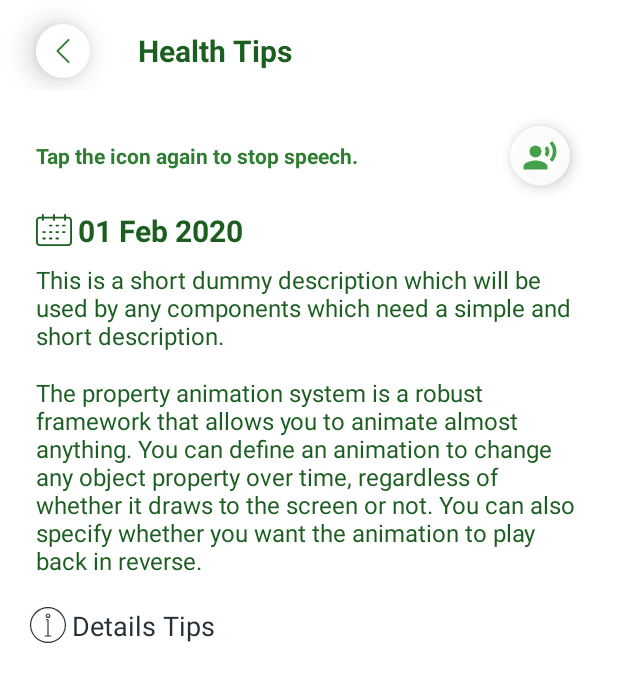
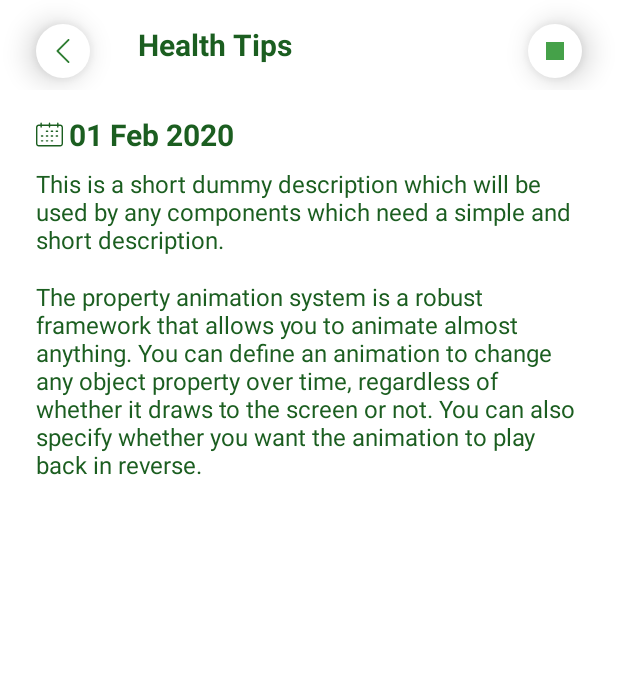
Before and after one commit to traversebd/calorie_hunter, an Android app: the HealthTipsDetailsActivity screen opened directly, with no data from a screen before it, after a tap on an icon or button, on a phone screen of 412 x 824 dp. Shown: the top 682 px of the screen. Run offline under Robolectric (Android 15) with nearby library versions, the phone set to English and light mode, and no system bars; 1 statement that could not run was skipped.

Commit message:
health tips item details done

```diff
--- a/app/src/main/java/com/traversebd/calorie_hunter/activities/healthtips/HealthTipsDetailsActivity.java
+++ b/app/src/main/java/com/traversebd/calorie_hunter/activities/healthtips/HealthTipsDetailsActivity.java
@@ -11,6 +11,7 @@ import android.os.Bundle;
 import android.speech.tts.TextToSpeech;
 import android.view.View;
 import android.widget.ImageView;
+import android.widget.LinearLayout;
 import android.widget.TextView;
 import android.widget.Toast;
 import com.traversebd.calorie_hunter.R;
@@ -22,11 +23,12 @@ import java.util.Locale;
 public class HealthTipsDetailsActivity extends AppCompatActivity {
 
     private ImageView listenIcon;
-    private TextView listenHint,collectionDate, description, shortDescription;
+    private TextView collectionDate, description, shortDescription;
     private TextToSpeech textToSpeech;
     private boolean isTextToSpeechOn = false;
     private RecyclerView allHealthTipsRecycler;
     private HealthTips healthTips;
+    private LinearLayout detailsTipsLayout;
 
     @Override
     protected void onCreate(Bundle savedInstanceState) {
@@ -54,11 +56,11 @@ public class HealthTipsDetailsActivity extends AppCompatActivity {
     //region all init operation
     private void init() {
         listenIcon = findViewById(R.id.listenIcon);
-        listenHint = findViewById(R.id.listenHint);
         allHealthTipsRecycler = findViewById(R.id.detailTipsRecycler);
         collectionDate = findViewById(R.id.CollectionDate);
         shortDescription = findViewById(R.id.ShortDescription);
         description = findViewById(R.id.Description);
+        detailsTipsLayout = findViewById(R.id.detailsTipsLayout);
     }
     //endregion
 
@@ -94,7 +96,12 @@ public class HealthTipsDetailsActivity extends AppCompatActivity {
         //endregion
 
         //region call detailed recycler adapter
-        setDetailsRecycler();
+        if (getCommaSeparatedItems() != null && getCommaSeparatedItems().length > 0) {
+            setDetailsRecycler();
+        }
+        else{
+            detailsTipsLayout.setVisibility(View.GONE);
+        }
         //endregion
     }
     //endregion
@@ -113,7 +120,7 @@ public class HealthTipsDetailsActivity extends AppCompatActivity {
         String[] extraDetails = null;
 
         if (healthTips.getDetailsTips() != null){
-            extraDetails = healthTips.getDetailsTips().split(".");
+            extraDetails = healthTips.getDetailsTips().split(";");
         }
         return extraDetails;
     }
@@ -135,9 +142,7 @@ public class HealthTipsDetailsActivity extends AppCompatActivity {
             } else {
                 ttsUnder20(text);
             }
-            listenIcon.setImageDrawable(ContextCompat.getDrawable(this,R.drawable.ic_stop));
-            listenHint.setText(getString(R.string.tap_again_to_stop));
-            listenIcon.setImageDrawable(ContextCompat.getDrawable(this,R.drawable.ic_record_voice_over));
+            listenIcon.setImageResource(R.drawable.ic_stop);
             isTextToSpeechOn = true;
             Toast.makeText(getApplicationContext(), "Text to Speech Started", Toast.LENGTH_SHORT).show();
         }
--- a/app/src/main/java/com/traversebd/calorie_hunter/db/MasterDB.java
+++ b/app/src/main/java/com/traversebd/calorie_hunter/db/MasterDB.java
@@ -99,24 +99,24 @@ public abstract class MasterDB extends RoomDatabase {
             healthTipsDao.insert(new HealthTips("Eat a variety of foods ","22-Jun-2020","For good health, we need more than 40 different nutrients, " +
                     "and no single food can supply them all.","For good health, we need more than 40 different nutrients, and no single food can supply them all. " +
                     "It is not about a single meal, it is about a balanced food choice over time that will make a difference!",
-                    "A high-fat lunch could be followed by a low-fat dinner.After a large meat portion at dinner, perhaps fish should be the next day’s choice?"));
+                    "A high-fat lunch could be followed by a low-fat dinner.;After a large meat portion at dinner, perhaps fish should be the next day’s choice?"));
             healthTipsDao.insert(new HealthTips("Reduce salt and sugar intake","20-Aug-2019","A high salt intake can result in high blood pressure, and " +
-                    "increase the risk of cardiovascular disease.","A high salt intake can result in high blood pressure, and increase the risk of cardiovascular disease. " +
-                    "There are different ways to reduce salt in the diet",
-                    "When shopping, we could choose products with lower sodium content.When cooking, salt can be substituted with spices, increasing the variety of flavours and tastes."));
+                    "increase the risk of cardiovascular disease.","A high salt intake can result in high blood pressure, and increase the risk of cardiovascular disease.;" +
+                    "There are different ways to reduce salt in the diet.",
+                    "When shopping, we could choose products with lower sodium content.;When cooking, salt can be substituted with spices, increasing the variety of flavours and tastes."));
             healthTipsDao.insert(new HealthTips("Eat regularly, control the portion size","10-Sep-2019","Eating a variety of foods, regularly, and in the right amounts" +
                     " is the best formula for a healthy diet.","Paying attention to portion size will help us not to consume too much calories, and will allow us to eat all the foods we enjoy, " +
-                    "without having to eliminate any.","Cooking the right amount makes it easier to not overeat.Some reasonable serving sizes are: 100 g of meat; one medium piece of fruit; " +
+                    "without having to eliminate any.","Cooking the right amount makes it easier to not overeat.;Some reasonable serving sizes are: 100 g of meat one medium piece of fruit " +
                     "half a cup of raw pasta."));
             healthTipsDao.insert(new HealthTips("Drink plenty of fluids","02-July-2020","Adults need to drink at least 1.5 litres of fluid a day!",
                     "Water is the best source, of course, and we can use tap or mineral water, sparkling or non-sparkling, plain or flavoured. Fruit juices, " +
-                            "tea, soft drinks, milk and other drinks, can all be okay - from time to time.","It's important for your body to have plenty of fluids each day." +
+                            "tea, soft drinks, milk and other drinks, can all be okay - from time to time.","It's important for your body to have plenty of fluids each day.;" +
                     "Water helps you digest your food, absorb nutrients from food, and then get rid of the unused waste."));
             healthTipsDao.insert(new HealthTips("Maintain a healthy body weight","08-May-2019","The right weight for each us depends on factors like our " +
                     "gender, height, age, and genes.","The right weight for each us depends on factors like our gender, height, age, and genes. Being affected by obesity and " +
                     "overweight increases the risks of a wide range of diseases, including diabetes, heart diseases, and cancer.",
                     "Excess body fat comes from eating more than we need.The extra calories can come from any caloric nutrient - " +
-                            "protein, fat, carbohydrate, or alcohol, but fat is the most concentrated source of energy."));
+                            "protein, fat, carbohydrate, or alcohol.;Fat is the most concentrated source of energy."));
             //endregion
             return null;
         }
--- a/app/src/main/res/drawable/ic_calendar_date.xml
+++ b/app/src/main/res/drawable/ic_calendar_date.xml
@@ -1,5 +1,5 @@
-<vector android:height="24dp" android:viewportHeight="383.9"
-    android:viewportWidth="383.9" android:width="24dp" xmlns:android="http://schemas.android.com/apk/res/android">
+<vector android:height="18dp" android:viewportHeight="383.9"
+    android:viewportWidth="383.9" android:width="18dp" xmlns:android="http://schemas.android.com/apk/res/android">
     <path android:fillColor="#FF000000" android:pathData="M344.1,50H320V30.9c0,-5.5 -4.5,-10 -10,-10s-10,4.5 -10,10V50h-98V30.9c0,-5.5 -4.5,-10 -10,-10s-10,4.5 -10,10V50H83V30.9c0,-5.5 -4.5,-10 -10,-10s-10,4.5 -10,10V50H39.9C17.9,50 0,68.5 0,90.5V323c0,22.1 17.8,40 39.9,40H344c22.1,0 39.9,-17.9 39.9,-39.9V90.5C384,68.5 366.1,50 344.1,50zM364,323c0,11 -8.8,19.9 -19.8,20h-0.1H39.9c-11,0 -19.9,-8.9 -19.9,-19.9V323V90.5C20,79.4 28.9,70 39.9,70H63v14.5c0,5.5 4.5,10 10,10s10,-4.5 10,-10V70h99v14.5c0,5.5 4.5,10 10,10s10,-4.5 10,-10V70h98v14.5c0,5.5 4.5,10 10,10s10,-4.5 10,-10V70h24.1c11.1,0 19.9,9.5 19.9,20.5V323z"/>
     <path android:fillColor="#FF000000" android:pathData="M165.7,135h-17.5c-5.5,0 -10,4.5 -10,10s4.5,10 10,10h17.5c5.5,0 10,-4.5 10,-10S171.2,135 165.7,135z"/>
     <path android:fillColor="#FF000000" android:pathData="M235.3,135h-17.5c-5.5,0 -10,4.5 -10,10s4.5,10 10,10h17.5c5.5,0 10,-4.5 10,-10S240.9,135 235.3,135z"/>
--- a/app/src/main/res/drawable/ic_detailed_info.xml
+++ b/app/src/main/res/drawable/ic_detailed_info.xml
@@ -1,5 +1,5 @@
-<vector android:height="24dp" android:viewportHeight="496"
-    android:viewportWidth="496" android:width="24dp" xmlns:android="http://schemas.android.com/apk/res/android">
+<vector android:height="18dp" android:viewportHeight="496"
+    android:viewportWidth="496" android:width="18dp" xmlns:android="http://schemas.android.com/apk/res/android">
     <path android:fillColor="#FF000000" android:pathData="M248,0C111.033,0 0,111.033 0,248s111.033,248 248,248s248,-111.033 248,-248C495.841,111.099 384.901,0.159 248,0zM248,480C119.87,480 16,376.13 16,248S119.87,16 248,16s232,103.87 232,232C479.859,376.072 376.072,479.859 248,480z"/>
     <path android:fillColor="#FF000000" android:pathData="M288,392h-32V176c0,-4.418 -3.582,-8 -8,-8h-24c-4.418,0 -8,3.582 -8,8s3.582,8 8,8h16v208h-32c-4.418,0 -8,3.582 -8,8s3.582,8 8,8h80c4.418,0 8,-3.582 8,-8S292.418,392 288,392z"/>
     <path android:fillColor="#FF000000" android:pathData="M248,88c-17.673,0 -32,14.327 -32,32s14.327,32 32,32c17.673,0 32,-14.327 32,-32S265.673,88 248,88zM248,136c-8.837,0 -16,-7.163 -16,-16s7.163,-16 16,-16s16,7.163 16,16S256.837,136 248,136z"/>
--- a/app/src/main/res/drawable/ic_record_voice_over.xml
+++ b/app/src/main/res/drawable/ic_record_voice_over.xml
@@ -1,6 +1,6 @@
 <vector android:alpha="0.99" android:height="24dp"
-    android:tint="#616161" android:viewportHeight="24.0"
+    android:tint="#2E7D32" android:viewportHeight="24.0"
     android:viewportWidth="24.0" android:width="24dp" xmlns:android="http://schemas.android.com/apk/res/android">
-    <path android:fillColor="#FF000000" android:pathData="M9,9m-4,0a4,4 0,1 1,8 0a4,4 0,1 1,-8 0"/>
-    <path android:fillColor="#FF000000" android:pathData="M9,15c-2.67,0 -8,1.34 -8,4v2h16v-2c0,-2.66 -5.33,-4 -8,-4zM16.76,5.36l-1.68,1.69c0.84,1.18 0.84,2.71 0,3.89l1.68,1.69c2.02,-2.02 2.02,-5.07 0,-7.27zM20.07,2l-1.63,1.63c2.77,3.02 2.77,7.56 0,10.74L20.07,16c3.9,-3.89 3.91,-9.95 0,-14z"/>
+    <path android:fillColor="#2E7D32" android:pathData="M9,9m-4,0a4,4 0,1 1,8 0a4,4 0,1 1,-8 0"/>
+    <path android:fillColor="#2E7D32" android:pathData="M9,15c-2.67,0 -8,1.34 -8,4v2h16v-2c0,-2.66 -5.33,-4 -8,-4zM16.76,5.36l-1.68,1.69c0.84,1.18 0.84,2.71 0,3.89l1.68,1.69c2.02,-2.02 2.02,-5.07 0,-7.27zM20.07,2l-1.63,1.63c2.77,3.02 2.77,7.56 0,10.74L20.07,16c3.9,-3.89 3.91,-9.95 0,-14z"/>
 </vector>
--- a/app/src/main/res/drawable/ic_stop.xml
+++ b/app/src/main/res/drawable/ic_stop.xml
@@ -1,5 +1,5 @@
 <vector android:alpha="0.99" android:height="24dp"
-    android:tint="#616161" android:viewportHeight="24.0"
+    android:tint="#43A047" android:viewportHeight="24.0"
     android:viewportWidth="24.0" android:width="24dp" xmlns:android="http://schemas.android.com/apk/res/android">
-    <path android:fillColor="#FF000000" android:pathData="M6,6h12v12H6z"/>
+    <path android:fillColor="#43A047" android:pathData="M6,6h12v12H6z"/>
 </vector>
--- a/app/src/main/res/layout/activity_health_tips_details.xml
+++ b/app/src/main/res/layout/activity_health_tips_details.xml
@@ -7,7 +7,7 @@
     android:background="@color/md_white_1000"
     tools:context=".activities.fooditems.FoodListActivity">
 
-    <LinearLayout
+    <RelativeLayout
         android:id="@+id/app_bar"
         android:layout_width="match_parent"
         android:layout_height="wrap_content"
@@ -15,6 +15,7 @@
         android:orientation="horizontal">
 
         <LinearLayout
+            android:id="@+id/backArrowLayout"
             android:layout_width="36dp"
             android:layout_height="36dp"
             android:layout_marginLeft="24dp"
@@ -37,19 +38,43 @@
 
         <TextView
             android:id="@+id/toolbarTitle"
-            android:layout_width="0dp"
+            android:layout_width="wrap_content"
             android:layout_height="wrap_content"
-            android:layout_weight="1"
+            android:layout_toRightOf="@id/backArrowLayout"
             android:text="@string/health_tips"
             android:layout_marginLeft="32dp"
             android:layout_marginRight="32dp"
             android:layout_marginTop="4dp"
             android:layout_gravity="center"
+            android:gravity="center"
+            android:layout_centerVertical="true"
             android:textSize="20sp"
             android:textStyle="bold"
             android:textColor="@color/md_green_900"/>
 
-    </LinearLayout>
+        <LinearLayout
+            android:layout_width="36dp"
+            android:layout_height="36dp"
+            android:layout_marginRight="24dp"
+            android:layout_marginTop="16dp"
+            android:layout_marginBottom="8dp"
+            android:layout_alignParentRight="true"
+            android:elevation="8dp"
+            android:orientation="vertical"
+            android:background="@drawable/a_roundbg"
+            android:translationZ="4dp">
+
+            <ImageView
+                android:id="@+id/listenIcon"
+                android:layout_width="32dp"
+                android:layout_height="32dp"
+                android:layout_gravity="center"
+                android:src="@drawable/ic_record_voice_over"
+                android:padding="4dp" />
+
+        </LinearLayout>
+
+    </RelativeLayout>
 
     <androidx.core.widget.NestedScrollView
         android:id="@+id/scrollView"
@@ -63,41 +88,6 @@
             android:layout_width="match_parent"
             android:layout_height="match_parent"
             android:orientation="vertical">
-
-            <RelativeLayout
-                android:layout_width="match_parent"
-                android:layout_height="wrap_content"
-                android:layout_marginLeft="24dp"
-                android:layout_marginRight="24dp"
-                android:layout_marginTop="8dp">
-
-                <TextView
-                    android:id="@+id/listenHint"
-                    android:layout_width="wrap_content"
-                    android:layout_height="wrap_content"
-                    android:text="@string/icon_click_listen"
-                    android:textColor="@color/md_green_800"
-                    android:textStyle="bold"
-                    android:layout_centerVertical="true"
-                    android:visibility="visible"
-                    android:paddingTop="4dp"
-                    android:paddingBottom="4dp"
-                    android:paddingRight="4dp"
-                    android:textSize="14sp"/>
-
-                <com.google.android.material.floatingactionbutton.FloatingActionButton
-                    android:id="@+id/listenIcon"
-                    android:clickable="true"
-                    android:layout_width="wrap_content"
-                    android:layout_height="wrap_content"
-                    android:layout_alignParentRight="true"
-                    android:layout_margin="8dp"
-                    android:tint="@color/md_green_600"
-                    android:src="@drawable/ic_record_voice_over"
-                    app:backgroundTint="@color/white_transparent"
-                    app:fabSize="mini" />
-
-            </RelativeLayout>
 
             <TextView
                 android:id="@+id/CollectionDate"
@@ -137,6 +127,7 @@
                 android:layout_marginRight="24dp"/>
 
             <LinearLayout
+                android:id="@+id/detailsTipsLayout"
                 android:layout_width="match_parent"
                 android:layout_height="wrap_content"
                 android:layout_marginTop="16dp"
```
